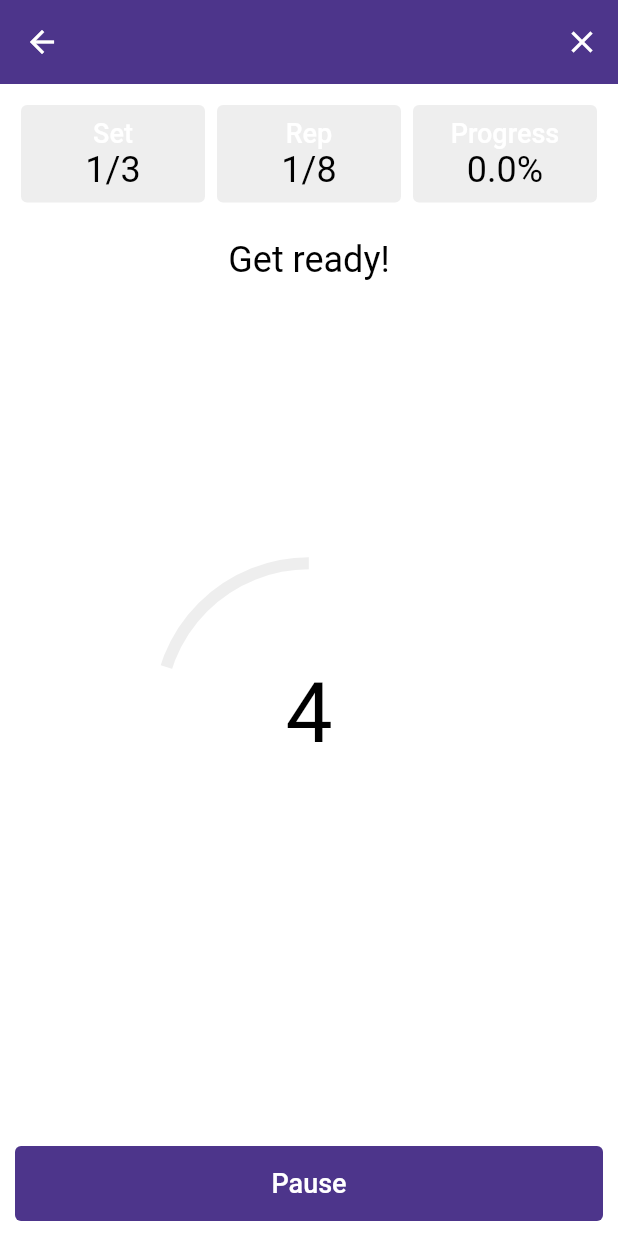
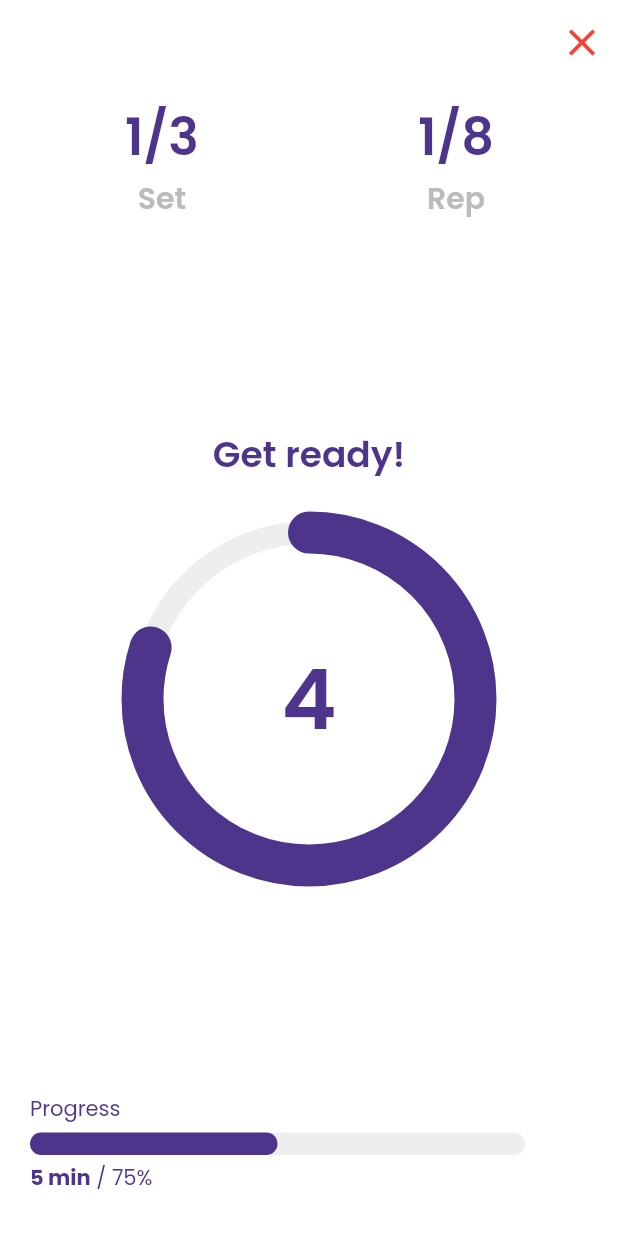
Before and after one commit to djock/intervals, a Flutter app: the TimerScreen screen opened by its route, on a phone screen of 412 x 824 dp. Run offline on Flutter 3.47's test engine with Material 2 defaults, Android fonts, the phone set to English and light mode, and no system bars; drawn by our look-alikes of percent_indicator; our stand-ins replace adaptive_dialog, another_flushbar, assets_audio_player, flutter_riverpod, flutter_slidable, numberpicker; missing offline and left inert: simple_logger.

Commit message:
Timer screen new ui wip

```diff
--- a/lib/models/timer_settings.dart
+++ b/lib/models/timer_settings.dart
@@ -73,14 +73,15 @@ class TimerSettings extends ChangeNotifier {
     notifyListeners();
   }
 
-  int getTotalTime() {
-    var tempoTime = 0;
+  int getTotalSeconds() {
+    var totalTime = 0;
+
     for (var item in intervals) {
-      tempoTime += item.value;
+      totalTime += item.value;
     }
 
-    tempoTime += (sets - 1) * rest;
+    totalTime += (sets - 1) * rest;
 
-    return sets * reps * tempoTime;
+    return sets * reps * totalTime;
   }
 }
--- a/lib/screens/add_interval_bottom_sheet.dart
+++ b/lib/screens/add_interval_bottom_sheet.dart
@@ -80,7 +80,10 @@ class AddIntervalBottomSheetState extends ConsumerState<AddIntervalBottomSheet>
                   width: 120,
                   child: NumberPicker(
                       axis: Axis.horizontal,
-                      textStyle: Theme.of(context).textTheme.bodyText2,
+                      textStyle: Theme.of(context)
+                          .textTheme
+                          .bodyText1!
+                          .copyWith(color: Theme.of(context).hintColor),
                       selectedTextStyle: Theme.of(context).textTheme.headline6,
                       itemWidth: 40,
                       value: _duration,
--- a/lib/screens/create_timer_screen.dart
+++ b/lib/screens/create_timer_screen.dart
@@ -115,6 +115,8 @@ class CreateTimerScreenState extends ConsumerState<CreateTimerScreen> {
       }, () {
         timerSettingsWatcher.deleteInterval(item.index);
       }));
+
+      _tempos.add(SizedBox(height: 10,));
     }
 
     _tempos.add(RowIconTextButton(
--- a/lib/screens/edit_interval_bottom_sheet.dart
+++ b/lib/screens/edit_interval_bottom_sheet.dart
@@ -91,7 +91,10 @@ class EditIntervalBottomSheetState extends ConsumerState<EditIntervalBottomSheet
                   width: 120,
                   child: NumberPicker(
                       axis: Axis.horizontal,
-                      textStyle: Theme.of(context).textTheme.bodyText2,
+                      textStyle: Theme.of(context)
+                          .textTheme
+                          .bodyText1!
+                          .copyWith(color: Theme.of(context).hintColor),
                       selectedTextStyle: Theme.of(context).textTheme.headline6,
                       itemWidth: 40,
                       value: _duration,
--- a/lib/screens/timer_screen.dart
+++ b/lib/screens/timer_screen.dart
@@ -2,8 +2,10 @@ import 'package:flutter/material.dart';
 import 'package:focus/utilities/audio_handler.dart';
 import 'package:focus/utilities/constants.dart';
 import 'package:focus/utilities/localizations.dart';
-import 'package:focus/widgets/expanded_test_button.dart';
+import 'package:percent_indicator/circular_percent_indicator.dart';
+import 'package:percent_indicator/linear_percent_indicator.dart';
 
+import '../utilities/utils.dart';
 import '../widgets/custom_app_bar.dart';
 import '../widgets/timer_stat_widget.dart';
 
@@ -36,12 +38,14 @@ class TimerScreenState extends State<TimerScreen> {
   @override
   void initState() {
     super.initState();
-    _totalTime = _timerSettings.getTotalTime();
+    _totalTime = _timerSettings.getTotalSeconds();
+    log.info('Total time ' + _totalTime.toString());
   }
 
   @override
   void dispose() {
     super.dispose();
+    _timeInSec.value = 0;
     _titleName.dispose();
     _nextTitle.dispose();
     _timeInSec.dispose();
@@ -66,8 +70,11 @@ class TimerScreenState extends State<TimerScreen> {
       child: Scaffold(
         appBar: CustomAppBar.buildWithAction(context, '', [
           IconButton(
-              icon: Icon(Icons.close_outlined),
-              color: Theme.of(context).colorScheme.onPrimary,
+              icon: Icon(
+                Icons.close_outlined,
+                size: 30,
+              ),
+              color: Theme.of(context).errorColor,
               onPressed: () {
                 Navigator.of(context).pop();
               })
@@ -80,14 +87,16 @@ class TimerScreenState extends State<TimerScreen> {
               children: [
                 Row(
                   children: [
-                    _buildSetsStatWidget(),
-                    _buildRepsStatWidget(),
-                    _buildProgressStatWidget(),
+                    _buildInfoText(_currentSet, _timerSettings.sets,
+                        AppLocalizations.currentSet),
+                    _buildInfoText(_currentRep, _timerSettings.reps,
+                        AppLocalizations.currentRep),
                   ],
                 ),
-                SizedBox(
-                  height: 20,
-                ),
+                Expanded(
+                  child: Column(
+                    mainAxisAlignment: MainAxisAlignment.center,
+                    children: [
                       ValueListenableBuilder(
                         valueListenable: _titleName,
                         builder: (context, dynamic value, child) {
@@ -97,77 +106,52 @@ class TimerScreenState extends State<TimerScreen> {
                           );
                         },
                       ),
-                Expanded(
-                  child: Column(
-                    mainAxisAlignment: MainAxisAlignment.spaceEvenly,
-                    children: [
                       SizedBox(
-                        height: 200,
-                        child: Stack(
-                          children: [
-                            Center(
-                              child: Container(
-                                height: 200,
-                                width: 200,
-                                child: new CircularProgressIndicator(
-                                  color:
-                                      Theme.of(context).colorScheme.secondary,
-                                  strokeWidth: 8,
-                                  value: 1,
+                        height: 20,
                       ),
-                              ),
-                            ),
-                            Center(
-                              child: ValueListenableBuilder(
+                      ValueListenableBuilder(
                           valueListenable: _timeInSec,
                           builder: (context, dynamic value, child) {
-                                  return Container(
-                                    height: 200,
-                                    width: 200,
-                                    child: new CircularProgressIndicator(
-                                      color: Theme.of(context)
-                                          .colorScheme
-                                          .onPrimary,
-                                      strokeWidth: 10,
-                                      value: (_timeInSec.value *
+                            var value = _timeInSec.value *
                                 100 /
-                                              _currentTargetTime.value) /
-                                          100,
+                                _currentTargetTime.value /
+                                100;
+
+                            return CircularPercentIndicator(
+                              radius: 125.0,
+                              backgroundWidth: 15,
+                              animateFromLastPercent: true,
+                              lineWidth: 28.0,
+                              restartAnimation: true,
+                              animation: true,
+                              animationDuration: 1000,
+                              circularStrokeCap: CircularStrokeCap.round,
+                              backgroundColor:
+                                  Theme.of(context).colorScheme.secondary,
+                              percent: value,
+                              center: Text(
+                                '${_timeInSec.value}',
+                                style: Theme.of(context).textTheme.headline2,
                               ),
+                              progressColor: Theme.of(context).primaryColor,
                             );
-                                },
-                              ),
-                            ),
-                            Center(
-                              child: ValueListenableBuilder(
-                                valueListenable: _timeInSec,
-                                builder: (context, dynamic value, child) {
-                                  return Text(
-                                    '${_timeInSec.value}',
-                                    style:
-                                        Theme.of(context).textTheme.headline2,
-                                  );
-                                },
-                              ),
-                            )
+                          })
                     ],
                   ),
                 ),
-                    ],
-                  ),
-                ),
-                ValueListenableBuilder(
-                  valueListenable: _resumeFlag,
-                  builder: (context, dynamic value, child) {
-                    return ExpandedTextButton(
-                        text: _resumeFlag.value
-                            ? AppLocalizations.pauseTimerButton
-                            : AppLocalizations.resumeTimerButton,
-                        callback: () {
-                          _resumeFlag.value = !_resumeFlag.value;
-                        });
-                  },
-                ),
+                _buildProgressStatWidget(),
+                // ValueListenableBuilder(
+                //   valueListenable: _resumeFlag,
+                //   builder: (context, dynamic value, child) {
+                //     return ExpandedTextButton(
+                //         text: _resumeFlag.value
+                //             ? AppLocalizations.pauseTimerButton
+                //             : AppLocalizations.resumeTimerButton,
+                //         callback: () {
+                //           _resumeFlag.value = !_resumeFlag.value;
+                //         });
+                //   },
+                // ),
               ],
             ),
           ),
@@ -177,6 +161,7 @@ class TimerScreenState extends State<TimerScreen> {
   }
 
   Future<void> _runTimer(int? time) async {
+    if(this.mounted) {
       while (_timeInSec.value >= 0) {
         while (!_resumeFlag.value) {
           await Future.delayed(Duration(milliseconds: 10));
@@ -185,12 +170,15 @@ class TimerScreenState extends State<TimerScreen> {
           _progress.value += 100 / _totalTime!;
 
         if (this.mounted) {
+          if (_timeInSec.value == 0 || _timeInSec.value == 1 || _timeInSec.value == 2) {
             AudioHandler.playTick();
+          }
         }
 
         await Future.delayed(Duration(seconds: 1));
         if (this.mounted) {
           _timeInSec.value--;
+        }
       }
     }
   }
@@ -223,8 +211,7 @@ class TimerScreenState extends State<TimerScreen> {
             tempoIndex++) {
           AudioHandler.playSwitch();
 
-          _titleName.value =
-              _timerSettings.intervals.elementAt(tempoIndex).key;
+          _titleName.value = _timerSettings.intervals.elementAt(tempoIndex).key;
           var currentTempo =
               _timerSettings.intervals.elementAt(tempoIndex).value;
           _timeInSec.value = currentTempo;
@@ -253,25 +240,13 @@ class TimerScreenState extends State<TimerScreen> {
     Navigator.pop(context);
   }
 
-  Widget _buildSetsStatWidget() {
+  Widget _buildInfoText(ValueNotifier valueNotifier, int max, String title) {
     return ValueListenableBuilder(
-      valueListenable: _currentSet,
+      valueListenable: valueNotifier,
       builder: (context, dynamic value, child) {
         return TimerStatWidget(
-          value: _currentSet.value.toString() + "/" + _timerSettings.sets.toString(),
-          title: AppLocalizations.currentSet,
-        );
-      },
-    );
-  }
-
-  Widget _buildRepsStatWidget() {
-    return ValueListenableBuilder(
-      valueListenable: _currentRep,
-      builder: (context, dynamic value, child) {
-        return TimerStatWidget(
-          value: _currentRep.value.toString() + "/" + _timerSettings.reps.toString(),
-          title: AppLocalizations.currentRep,
+          value: valueNotifier.value.toString() + "/" + max.toString(),
+          title: title,
         );
       },
     );
@@ -281,6 +256,80 @@ class TimerScreenState extends State<TimerScreen> {
     return ValueListenableBuilder(
       valueListenable: _progress,
       builder: (context, dynamic value, child) {
+        return Container(
+            height: 85,
+            width: double.infinity,
+            child: Column(
+              crossAxisAlignment: CrossAxisAlignment.start,
+              children: [
+                Container(
+                  child: Text(
+                    AppLocalizations.progress,
+                    style: Theme.of(context)
+                        .textTheme
+                        .bodyText2!
+                        .copyWith(color: Theme.of(context).primaryColor),
+                  ),
+                  padding: EdgeInsets.symmetric(horizontal: 10),
+                ),
+                SizedBox(
+                  height: 5,
+                ),
+                new LinearPercentIndicator(
+                  animateFromLastPercent: true,
+                  animation: true,
+                  animationDuration: 1000,
+                  backgroundColor: Theme.of(context).colorScheme.secondary,
+                  progressColor: Theme.of(context).primaryColor,
+                  width: 350,
+                  lineHeight: 15,
+                  barRadius: Radius.circular(10),
+                  percent: 0.5,
+                  // center: Container(height: 20, width: 20, color: Colors.red,)
+                  // widgetIndicator: Container(
+                  //   height: 20,
+                  //   width: 20,
+                  //   decoration: BoxDecoration(
+                  //       color: Theme.of(context).colorScheme.primary,
+                  //       borderRadius: BorderRadius.all(Radius.circular(100))),
+                  //   child: Center(
+                  //     child: Container(
+                  //       height: 15,
+                  //       width: 15,
+                  //       decoration: BoxDecoration(
+                  //           color: Theme.of(context).canvasColor,
+                  //           borderRadius:
+                  //               BorderRadius.all(Radius.circular(100))),
+                  //     ),
+                  //   ),
+                ),
+                SizedBox(
+                  height: 5,
+                ),
+                Container(
+                  padding: EdgeInsets.symmetric(horizontal: 10),
+                  child: Row(
+                    children: [
+                      Text(
+                        '5 min',
+                        style: Theme.of(context)
+                            .textTheme
+                            .bodyText2!
+                            .copyWith(color: Theme.of(context).primaryColor)
+                            .copyWith(fontWeight: FontWeight.bold),
+                      ),
+                      Text(
+                        ' / 75%',
+                        style: Theme.of(context)
+                            .textTheme
+                            .bodyText2!
+                            .copyWith(color: Theme.of(context).primaryColor),
+                      ),
+                    ],
+                  ),
+                )
+              ],
+            ));
         return TimerStatWidget(
           value: _progress.value.toStringAsFixed(1) + '%',
           title: AppLocalizations.currentProgress,
--- a/lib/utilities/app_theme.dart
+++ b/lib/utilities/app_theme.dart
@@ -42,6 +42,7 @@ class AppTheme {
         color: Colors.white,
       ),
     ),
+    fontFamily: 'Poppins',
     textTheme: TextTheme(
         bodyText1: TextStyle(
           color: Colors.black,
@@ -51,15 +52,23 @@ class AppTheme {
         ),
         headline6: TextStyle(
           color: new Color(0XFF4D358B),
+            fontWeight: FontWeight.w600
         ),
         headline5: TextStyle(
-          color: Colors.black,
+          color: new Color(0XFF4D358B),
+          fontWeight: FontWeight.w600,
+        ),
+        headline4: TextStyle(
+            color: new Color(0XFF4D358B),
+            fontWeight: FontWeight.w600
         ),
         headline3: TextStyle(
-          color: Colors.black,
+          color: new Color(0XFF4D358B),
+          fontWeight: FontWeight.w600
         ),
         headline2: TextStyle(
-          color: Colors.black,
+          color: new Color(0XFF4D358B),
+          fontWeight: FontWeight.w600
         ),
         subtitle1: TextStyle(
           color: Colors.grey,
@@ -99,6 +108,7 @@ class AppTheme {
         color: Colors.black,
       ),
     ),
+    fontFamily: 'Poppins',
     textTheme: TextTheme(
         bodyText1: TextStyle(
           color: Colors.white,
--- a/lib/utilities/localizations.dart
+++ b/lib/utilities/localizations.dart
@@ -31,6 +31,7 @@ class AppLocalizations {
   static String addNameHere = 'Add name here';
   static String addTimerName = 'Please add a name for the timer';
   static String saveInterval = 'Save interval';
+  static String progress = 'Progress';
 
   static String getLocalization(String key, String oldText, String newText) {
     return key.replaceAll(oldText, newText);
--- a/lib/widgets/custom_app_bar.dart
+++ b/lib/widgets/custom_app_bar.dart
@@ -29,8 +29,9 @@ class CustomAppBar {
   static PreferredSizeWidget buildWithAction(BuildContext context, String text, List<Widget> actions,
       {double elevation = 0.0}) =>
       AppBar(
-        backgroundColor: Theme.of(context).colorScheme.primary,
+        backgroundColor: Theme.of(context).canvasColor,
         elevation: elevation,
+        leading: SizedBox(),
         actions: actions,
         title: Text(
           text.toUpperCase(),
--- a/lib/widgets/picker_interval_item.dart
+++ b/lib/widgets/picker_interval_item.dart
@@ -72,7 +72,10 @@ class PickerIntervalItemState extends ConsumerState<PickerIntervalItem> {
               width: 120,
               child: NumberPicker(
                   axis: Axis.horizontal,
-                  textStyle: Theme.of(context).textTheme.bodyText2,
+                  textStyle: Theme.of(context)
+                      .textTheme
+                      .bodyText1!
+                      .copyWith(color: Theme.of(context).hintColor),
                   selectedTextStyle: Theme.of(context).textTheme.headline6,
                   itemWidth: 40,
                   value: _currentIntValue,
--- a/lib/widgets/timer_stat_widget.dart
+++ b/lib/widgets/timer_stat_widget.dart
@@ -12,26 +12,38 @@ class TimerStatWidget extends StatelessWidget {
   @override
   Widget build(BuildContext context) {
     return Expanded(
-      child: Card(
-        color: Theme.of(context).colorScheme.secondary,
-        elevation: 0,
-        child: Padding(
-          padding: const EdgeInsets.symmetric(horizontal: 3.0, vertical: 8.0),
+      child: Container(
+        color: Theme.of(context).canvasColor,
         child: Column(
           mainAxisAlignment: MainAxisAlignment.spaceBetween,
           children: <Widget>[
             Text(
-                title,
-                style: Theme.of(context).textTheme.button,
+              value,
+              style: Theme.of(context).textTheme.headline4,
             ),
             Text(
-                value,
-                style: Theme.of(context).textTheme.headline5,
+              title,
+              style: Theme.of(context)
+                  .textTheme
+                  .headline6!
+                  .copyWith(color: Theme.of(context).hintColor),
             ),
           ],
         ),
       ),
-      ),
     );
   }
+
+
+  // Widget _bult() {
+  //   return Card(
+  //     color: Theme.of(context).colorScheme.secondary,
+  //     elevation: 0,
+  //     child: Padding(
+  //       padding: const EdgeInsets.symmetric(horizontal: 3.0, vertical: 8.0),
+  //       child: ,
+  //     ),
+  //   );
+  // }
+
 }
```
Also changed, not shown: pubspec.yaml (+11 -37 lines), fonts/Poppins-Bold.ttf (added), fonts/Poppins-Italic.ttf (added), fonts/Poppins-Regular.ttf (added), fonts/Poppins-SemiBold.ttf (added), pubspec.lock. Lines whose indentation alone changed are shown as unchanged.
